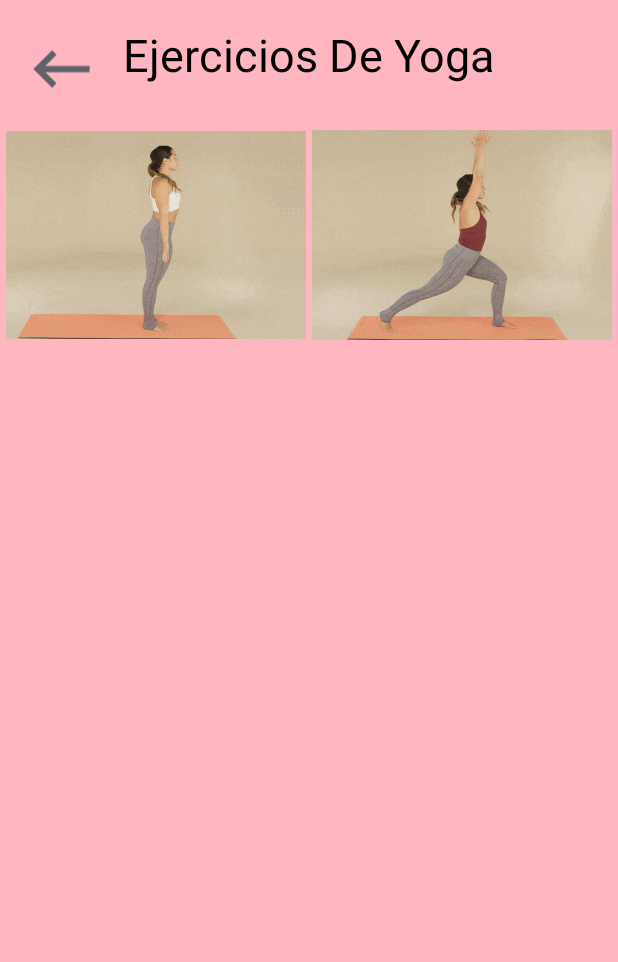
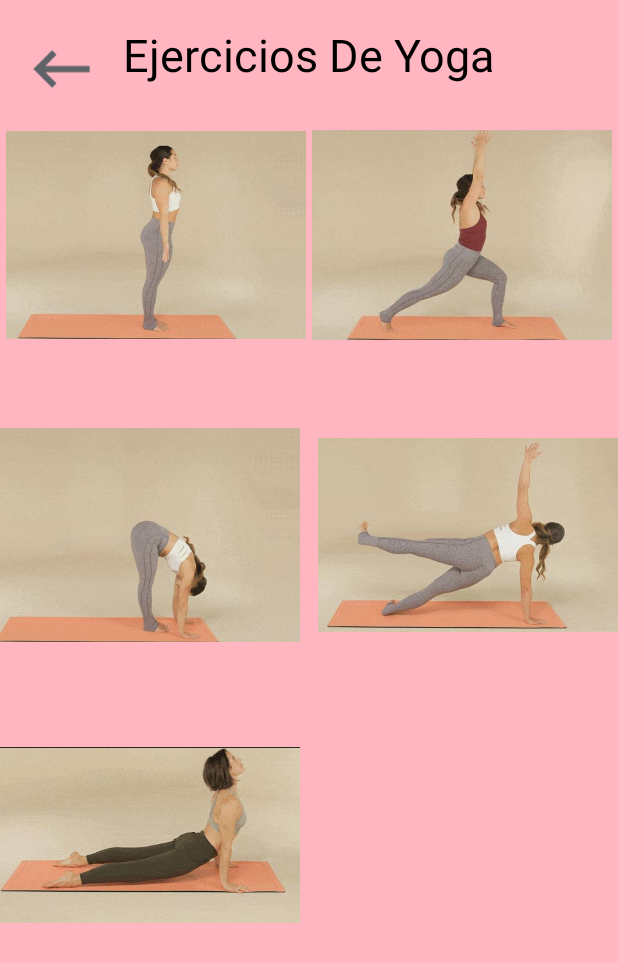
Before and after one commit to juliethrivera/mental-care, an Android app: the screen it shows after launch (MainActivity), on a phone screen of 412 x 824 dp. Shown: the top 962 px of the screen. Run offline under Robolectric (Android 15) with nearby library versions, the phone set to English and light mode, and no system bars.

Commit message:
subi unas imagenes y las pegue en la vista

```diff
--- a/app/src/main/res/layout/fragment_yoga.xml
+++ b/app/src/main/res/layout/fragment_yoga.xml
@@ -53,4 +53,30 @@
 
         />
 
+    <ImageView
+        android:id="@+id/imageView3"
+        android:layout_width="200dp"
+        android:layout_height="200dp"
+        android:src="@drawable/uttanasana_3"
+        app:layout_constraintStart_toStartOf="parent"
+        app:layout_constraintTop_toBottomOf="@id/imageView"
+        />
+
+    <ImageView
+        android:id="@+id/imageView4"
+        android:layout_width="200dp"
+        android:layout_height="200dp"
+        android:src="@drawable/plancha_lateral_4"
+        app:layout_constraintEnd_toEndOf="parent"
+        app:layout_constraintTop_toBottomOf="@id/imageView2" />
+
+    <ImageView
+        android:id="@+id/imageView5"
+        android:layout_width="200dp"
+        android:layout_height="200dp"
+        android:src="@drawable/postura_del_perro_hacia_arriba_5"
+        app:layout_constraintTop_toBottomOf="@id/imageView3"
+        app:layout_constraintStart_toStartOf="parent"
+        />
+
 </androidx.constraintlayout.widget.ConstraintLayout>
```
